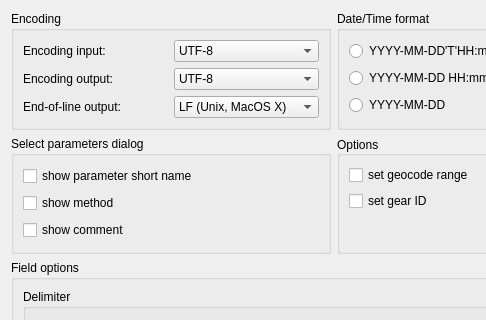
Qt form trunk/Forms/unformatedTextOptionsDialog/unformatedtextoptionsdialog.ui (pangaea-data-publisher/Pan2Applic) before a commit; both pictures show x 0 to 486 and y 0 to 320 of the 668 by 498 pixel window.
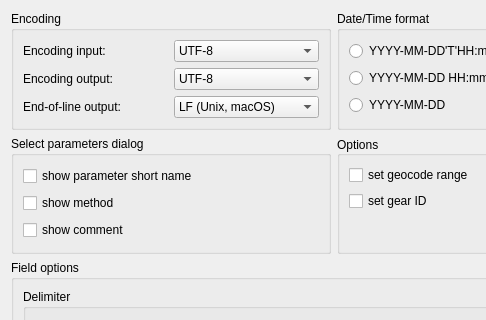
The same form after that commit.

What changed in the file:
```diff
--- a/trunk/Forms/unformatedTextOptionsDialog/unformatedtextoptionsdialog.ui
+++ b/trunk/Forms/unformatedTextOptionsDialog/unformatedtextoptionsdialog.ui
@@ -89,7 +89,7 @@
        <widget class="QComboBox" name="EOL_ComboBox">
         <item>
          <property name="text">
-          <string>LF (Unix, MacOS X)</string>
+          <string>LF (Unix, macOS)</string>
          </property>
         </item>
         <item>
```
